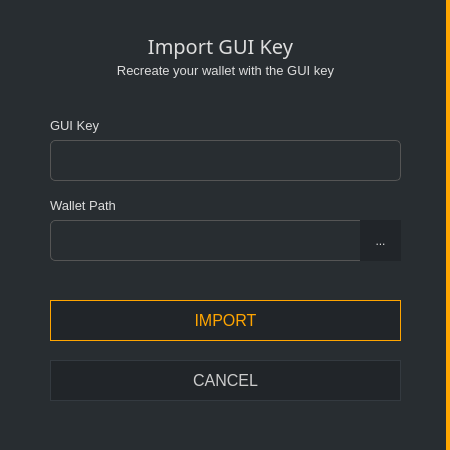
First picture: the form in src/gui/ui/importkeydialog.ui, repository ConcealNetwork/conceal-desktop, before the edit.
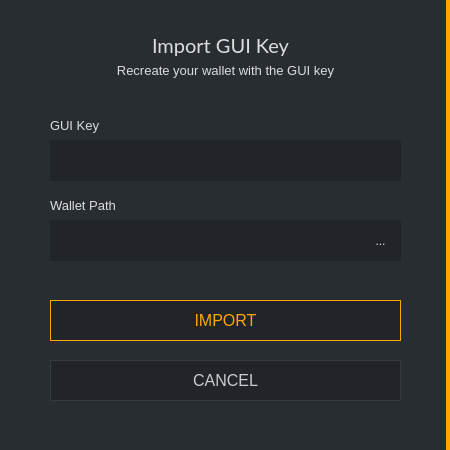
Second picture: the form after the edit.

What changed in the file:
```diff
--- a/src/gui/ui/importkeydialog.ui
+++ b/src/gui/ui/importkeydialog.ui
@@ -54,7 +54,7 @@
       </property>
       <property name="font">
        <font>
-        <family>Raleway</family>
+        <family>Lato</family>
         <pointsize>15</pointsize>
        </font>
       </property>
@@ -106,12 +106,15 @@
       </property>
       <property name="font">
        <font>
-        <family>Raleway</family>
-        <pointsize>-1</pointsize>
+        <family>Lato</family>
+        <pointsize>9</pointsize>
        </font>
       </property>
       <property name="styleSheet">
-       <string notr="true">padding: 3px; border: 1px solid #555; border-radius: 5px; font-family: 'Raleway'; font-size: 14px; color: #aaa;</string>
+       <string notr="true">background-color: #212529;
+border-right: 0px;
+color: #e5e5e5;
+padding: 5px;</string>
       </property>
      </widget>
      <widget class="QLabel" name="label_2">
@@ -152,12 +155,15 @@
       </property>
       <property name="font">
        <font>
-        <family>Raleway</family>
-        <pointsize>-1</pointsize>
+        <family>Lato</family>
+        <pointsize>9</pointsize>
        </font>
       </property>
       <property name="styleSheet">
-       <string notr="true">padding: 3px; border: 1px solid #555; border-radius: 5px; font-family: 'Raleway'; font-size: 14px; color: #aaa;</string>
+       <string notr="true">background-color: #212529;
+border-right: 0px;
+color: #e5e5e5;
+padding: 5px;</string>
       </property>
      </widget>
      <widget class="QToolButton" name="m_selectPathButton">
```
